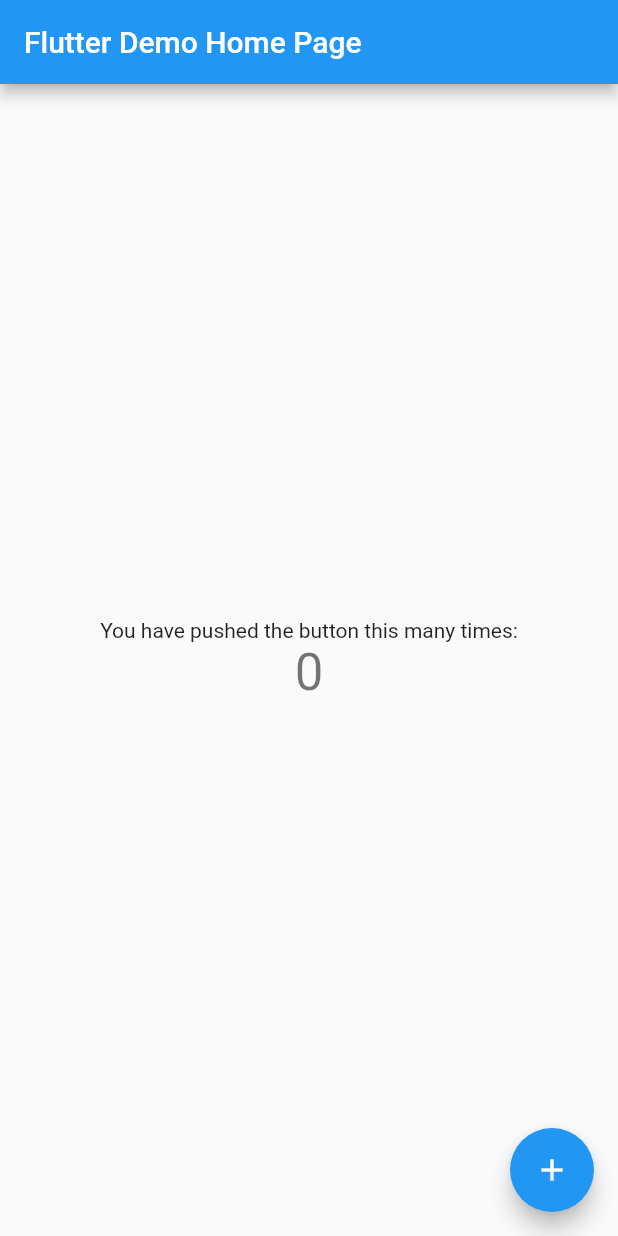
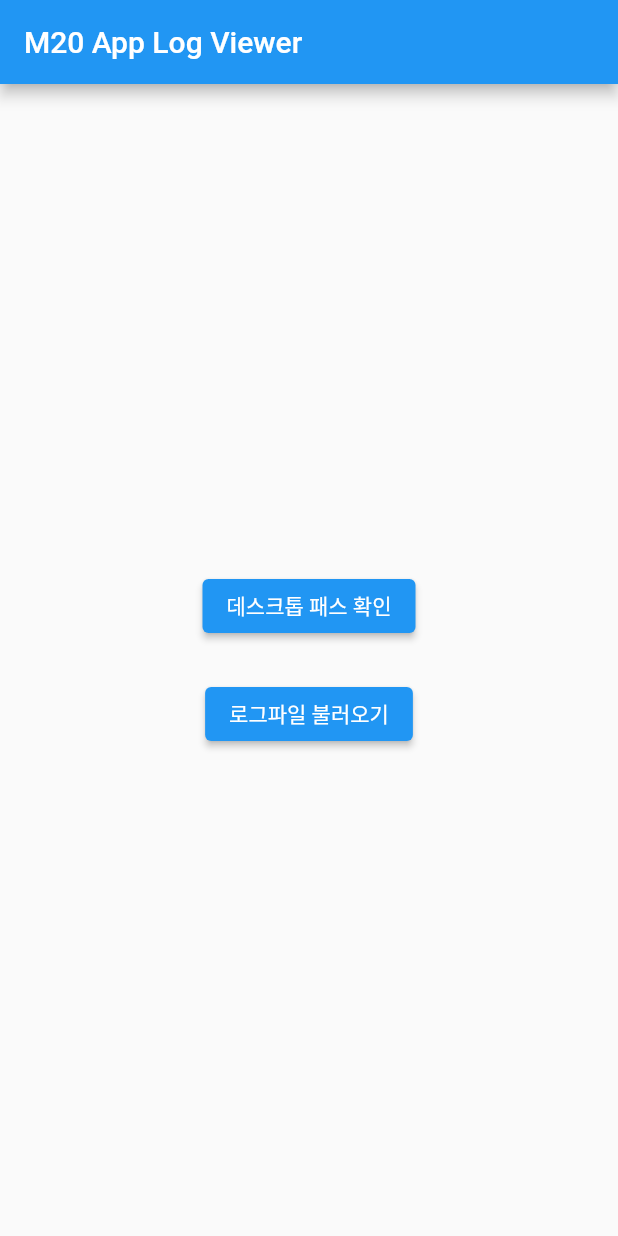
Before and after one commit to Angel-Robotics/m20_app_log_viewer, a Flutter app: the screen it shows after launch, on a phone screen of 412 x 824 dp. Run offline on Flutter 3.47's test engine with Material 2 defaults, Android fonts, the light colour scheme and no system bars; our stand-ins replace file_picker, get, hive, hive_flutter; missing offline and left inert: desktop_drop; accounts and stored records are empty.

Commit message:
[Add] Log File Loader and viewer

```diff
--- a/lib/main.dart
+++ b/lib/main.dart
@@ -1,6 +1,34 @@
+import 'dart:io';
+
 import 'package:flutter/material.dart';
+import 'package:get/get.dart';
+import 'package:hive_flutter/hive_flutter.dart';
+
+import 'src/db/adapter/robot_sw_log.dart';
+import 'src/db/adapter/system_log.dart';
+import 'src/db/adapter/tablet_caller_log.dart';
+import 'src/db/adapter/tablet_exception_log.dart';
+import 'src/ui/file_loader_screen.dart';
+
+Future<void> restoreHiveBox<T>(String boxName, String backupPath) async {
+  final box = await Hive.openBox<T>(boxName);
+  final boxPath = box.path;
+  await box.close();
+
+  try {
+    File(backupPath).copy(boxPath!);
+  } finally {
+    await Hive.openBox<T>(boxName);
+  }
+}
 
 void main() {
+  Hive.initFlutter().then((value) {
+    Hive.registerAdapter(SystemLogAdapter());
+    Hive.registerAdapter(TabletExceptionLogAdapter());
+    Hive.registerAdapter(RobotSWLogAdapter());
+    Hive.registerAdapter(TabletCallerLogAdapter());
+  });
   runApp(const MyApp());
 }
 
@@ -10,37 +38,18 @@
   // This widget is the root of your application.
   @override
   Widget build(BuildContext context) {
-    return MaterialApp(
-      title: 'Flutter Demo',
-      theme: ThemeData(
-        // This is the theme of your application.
-        //
-        // Try running your application with "flutter run". You'll see the
-        // application has a blue toolbar. Then, without quitting the app, try
-        // changing the primarySwatch below to Colors.green and then invoke
-        // "hot reload" (press "r" in the console where you ran "flutter run",
-        // or simply save your changes to "hot reload" in a Flutter IDE).
-        // Notice that the counter didn't reset back to zero; the application
-        // is not restarted.
-        primarySwatch: Colors.blue,
-      ),
-      home: const MyHomePage(title: 'Flutter Demo Home Page'),
+    return GetMaterialApp(
+      title: 'M20 App Log Viewer',
+      // theme: ThemeData(
+      //   primarySwatch: Colors.blue,
+      // ),
+      home: const FileLoaderScreen()
     );
   }
 }
 
 class MyHomePage extends StatefulWidget {
   const MyHomePage({Key? key, required this.title}) : super(key: key);
-
-  // This widget is the home page of your application. It is stateful, meaning
-  // that it has a State object (defined below) that contains fields that affect
-  // how it looks.
-
-  // This class is the configuration for the state. It holds the values (in this
-  // case the title) provided by the parent (in this case the App widget) and
-  // used by the build method of the State. Fields in a Widget subclass are
-  // always marked "final".
-
   final String title;
 
   @override
@@ -52,47 +61,20 @@
 
   void _incrementCounter() {
     setState(() {
-      // This call to setState tells the Flutter framework that something has
-      // changed in this State, which causes it to rerun the build method below
-      // so that the display can reflect the updated values. If we changed
-      // _counter without calling setState(), then the build method would not be
-      // called again, and so nothing would appear to happen.
       _counter++;
     });
   }
 
   @override
   Widget build(BuildContext context) {
-    // This method is rerun every time setState is called, for instance as done
-    // by the _incrementCounter method above.
-    //
-    // The Flutter framework has been optimized to make rerunning build methods
-    // fast, so that you can just rebuild anything that needs updating rather
-    // than having to individually change instances of widgets.
     return Scaffold(
       appBar: AppBar(
-        // Here we take the value from the MyHomePage object that was created by
-        // the App.build method, and use it to set our appbar title.
+
         title: Text(widget.title),
       ),
       body: Center(
-        // Center is a layout widget. It takes a single child and positions it
-        // in the middle of the parent.
+
         child: Column(
-          // Column is also a layout widget. It takes a list of children and
-          // arranges them vertically. By default, it sizes itself to fit its
-          // children horizontally, and tries to be as tall as its parent.
-          //
-          // Invoke "debug painting" (press "p" in the console, choose the
-          // "Toggle Debug Paint" action from the Flutter Inspector in Android
-          // Studio, or the "Toggle Debug Paint" command in Visual Studio Code)
-          // to see the wireframe for each widget.
-          //
-          // Column has various properties to control how it sizes itself and
-          // how it positions its children. Here we use mainAxisAlignment to
-          // center the children vertically; the main axis here is the vertical
-          // axis because Columns are vertical (the cross axis would be
-          // horizontal).
           mainAxisAlignment: MainAxisAlignment.center,
           children: <Widget>[
             const Text(
--- /dev/null
+++ b/lib/src/db/adapter/robot_sw_log.dart
@@ -0,0 +1,21 @@
+import 'package:hive/hive.dart';
+
+part 'robot_sw_log.g.dart';
+
+@HiveType(typeId: 14)
+class RobotSWLog {
+  @HiveField(0)
+  String? log;
+  @HiveField(1)
+  int? code;
+  @HiveField(2)
+  int? info0;
+  @HiveField(3)
+  int? info1;
+  @HiveField(4)
+  int? timestamp;
+  @HiveField(5)
+  String? level;
+  @HiveField(6)
+  String? source;
+}
--- /dev/null
+++ b/lib/src/db/adapter/system_log.dart
@@ -0,0 +1,14 @@
+
+import 'package:hive/hive.dart';
+
+part 'system_log.g.dart';
+
+@HiveType(typeId: 0)
+class SystemLog{
+  @HiveField(0)
+  String? datetime;
+
+  @HiveField(1)
+  String? log;
+
+}
--- /dev/null
+++ b/lib/src/db/adapter/tablet_caller_log.dart
@@ -0,0 +1,12 @@
+
+import 'package:hive/hive.dart';
+
+part 'tablet_caller_log.g.dart';
+
+@HiveType(typeId: 16)
+class TabletCallerLog{
+  @HiveField(0)
+  String? exception;
+  @HiveField(1)
+  int? timestamp;
+}
--- /dev/null
+++ b/lib/src/db/adapter/tablet_exception_log.dart
@@ -0,0 +1,12 @@
+
+import 'package:hive/hive.dart';
+
+part 'tablet_exception_log.g.dart';
+
+@HiveType(typeId: 13)
+class TabletExceptionLog{
+  @HiveField(0)
+  String? exception;
+  @HiveField(1)
+  int? timestamp;
+}
--- /dev/null
+++ b/lib/src/ui/file_loader_screen.dart
@@ -0,0 +1,104 @@
+import 'dart:io';
+
+import 'package:archive/archive.dart';
+import 'package:file_picker/file_picker.dart';
+import 'package:flutter/material.dart';
+import 'package:get/get.dart';
+import 'package:m20_app_log_viewer/main.dart';
+import 'package:m20_app_log_viewer/src/db/adapter/robot_sw_log.dart';
+import 'package:m20_app_log_viewer/src/db/adapter/system_log.dart';
+import 'package:m20_app_log_viewer/src/db/adapter/tablet_caller_log.dart';
+import 'package:m20_app_log_viewer/src/db/adapter/tablet_exception_log.dart';
+import 'package:m20_app_log_viewer/src/ui/log_viewer_screen.dart';
+import 'package:path_provider/path_provider.dart';
+
+class FileLoaderScreen extends StatefulWidget {
+  const FileLoaderScreen({Key? key}) : super(key: key);
+
+  @override
+  _FileLoaderScreenState createState() => _FileLoaderScreenState();
+}
+
+class _FileLoaderScreenState extends State<FileLoaderScreen> {
+  @override
+  Widget build(BuildContext context) {
+    return Scaffold(
+      appBar: AppBar(
+        title: const Text("M20 App Log Viewer"),
+      ),
+      body: Column(
+        mainAxisAlignment: MainAxisAlignment.center,
+        crossAxisAlignment: CrossAxisAlignment.center,
+        children: [
+          ElevatedButton(
+            onPressed: () async {
+              print(await getDownloadsDirectory());
+              // print(await getExternalStorageDirectory());
+              print(await getTemporaryDirectory());
+              print(await getLibraryDirectory());
+              print(await getApplicationDocumentsDirectory());
+              print(await getApplicationSupportDirectory());
+            },
+            child: const Text("데스크톱 패스 확인"),
+          ),
+          const SizedBox(
+            height: 24,
+          ),
+          Center(
+            child: ElevatedButton(
+              onPressed: () async {
+                FilePickerResult? result = await FilePicker.platform.pickFiles();
+
+                if (result != null) {
+                  File file = File(result.files.single.path ?? "");
+                  print(file);
+
+                  final bytes = file.readAsBytesSync();
+
+                  // Decode the Zip file
+                  final archive = ZipDecoder().decodeBytes(bytes);
+
+                  // Extract the contents of the Zip archive to disk.
+                  var d = await getDownloadsDirectory();
+                  List<File> fileItems = [];
+                  for (final file in archive) {
+                    final filename = file.name;
+                    fileItems.add(File('${d!.path}/' + filename));
+                    if (file.isFile) {
+                      final data = file.content as List<int>;
+
+                      File('${d.path}/' + filename)
+                        ..createSync(recursive: true)
+                        ..writeAsBytesSync(data);
+                    } else {
+                      Directory('${d.path}/' + filename).create(recursive: true);
+                    }
+                  }
+
+                  for (var i in fileItems) {
+                    String name = i.path.split("/").last;
+                    String type = name.split("_")[1];
+
+                    if (type == "robot") {
+                      await restoreHiveBox<RobotSWLog>("log_robot_box", i.path);
+                    } else if (type == "system") {
+                      await restoreHiveBox<SystemLog>("log_system_box", i.path);
+                    } else if (type == "exception") {
+                      await restoreHiveBox<TabletExceptionLog>("log_exception_box", i.path);
+                    } else if (type == "caller") {
+                      await restoreHiveBox<TabletCallerLog>("log_caller_box", i.path);
+                    }
+                  }
+                  Get.to(const LogViewerScreen());
+                } else {
+                  // User canceled the picker
+                }
+              },
+              child: const Text("로그파일 불러오기"),
+            ),
+          ),
+        ],
+      ),
+    );
+  }
+}
```
Also changed, not shown: lib/generated_plugin_registrant.dart (added, +18 -0 lines), lib/src/controller/log_file_controller.dart (added, +8 -0 lines), lib/src/ui/log_viewer_screen.dart (added, +53 -0 lines), pubspec.yaml (+15 -15 lines), lib/src/db/adapter/robot_sw_log.g.dart (added), lib/src/db/adapter/system_log.g.dart (added), lib/src/db/adapter/tablet_caller_log.g.dart (added), lib/src/db/adapter/tablet_exception_log.g.dart (added), 16 other files.
